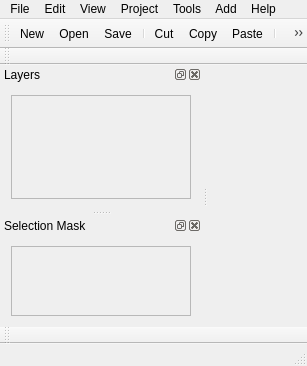
This is mainwindow.ui in igorizyumin/xpcb as Qt 5 draws it before an edit. The edited form follows.
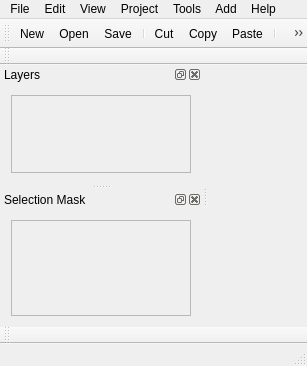
This is the edited form. Icons and pictures are not drawn.

```diff
--- a/mainwindow.ui
+++ b/mainwindow.ui
@@ -219,6 +219,12 @@
      <verstretch>0</verstretch>
     </sizepolicy>
    </property>
+   <property name="minimumSize">
+    <size>
+     <width>0</width>
+     <height>0</height>
+    </size>
+   </property>
    <property name="allowedAreas">
     <set>Qt::LeftDockWidgetArea|Qt::RightDockWidgetArea</set>
    </property>
@@ -278,6 +284,12 @@
      <verstretch>0</verstretch>
     </sizepolicy>
    </property>
+   <property name="minimumSize">
+    <size>
+     <width>168</width>
+     <height>127</height>
+    </size>
+   </property>
    <property name="floating">
     <bool>false</bool>
    </property>
@@ -295,7 +307,7 @@
    </attribute>
    <widget class="QWidget" name="dockWidgetContents">
     <property name="sizePolicy">
-     <sizepolicy hsizetype="Preferred" vsizetype="Maximum">
+     <sizepolicy hsizetype="Preferred" vsizetype="Preferred">
       <horstretch>0</horstretch>
       <verstretch>0</verstretch>
      </sizepolicy>
```
